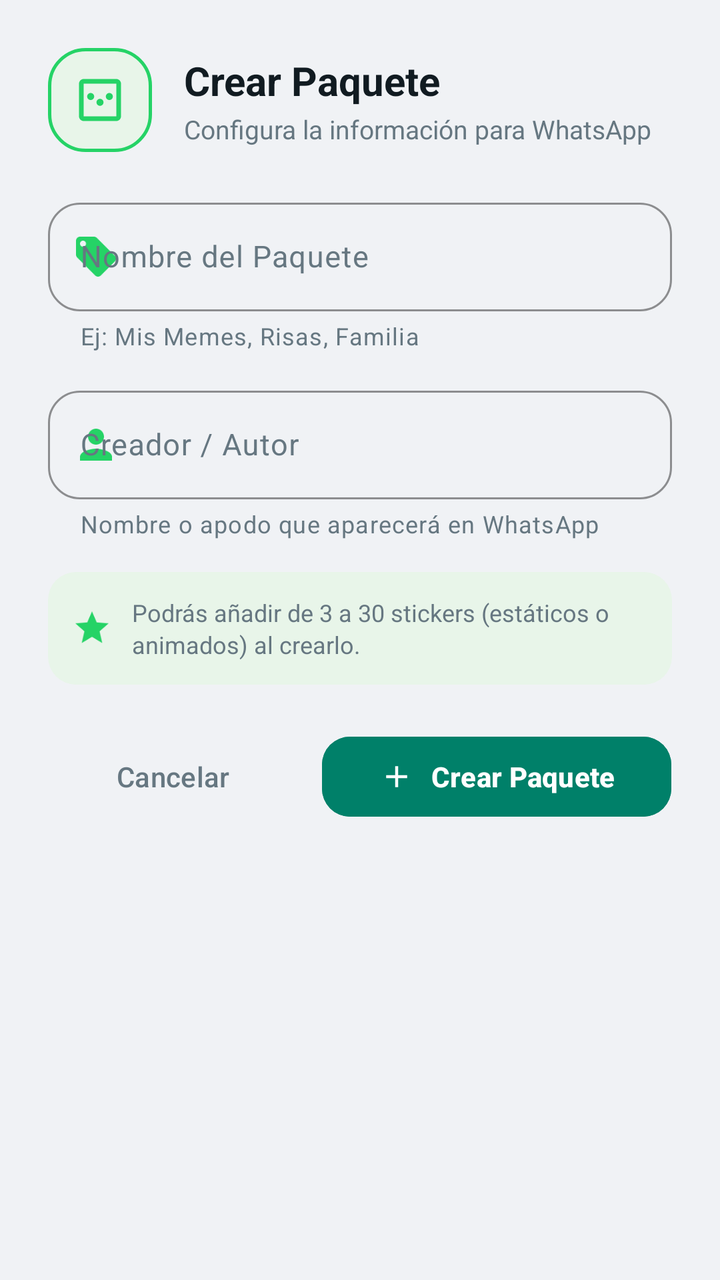
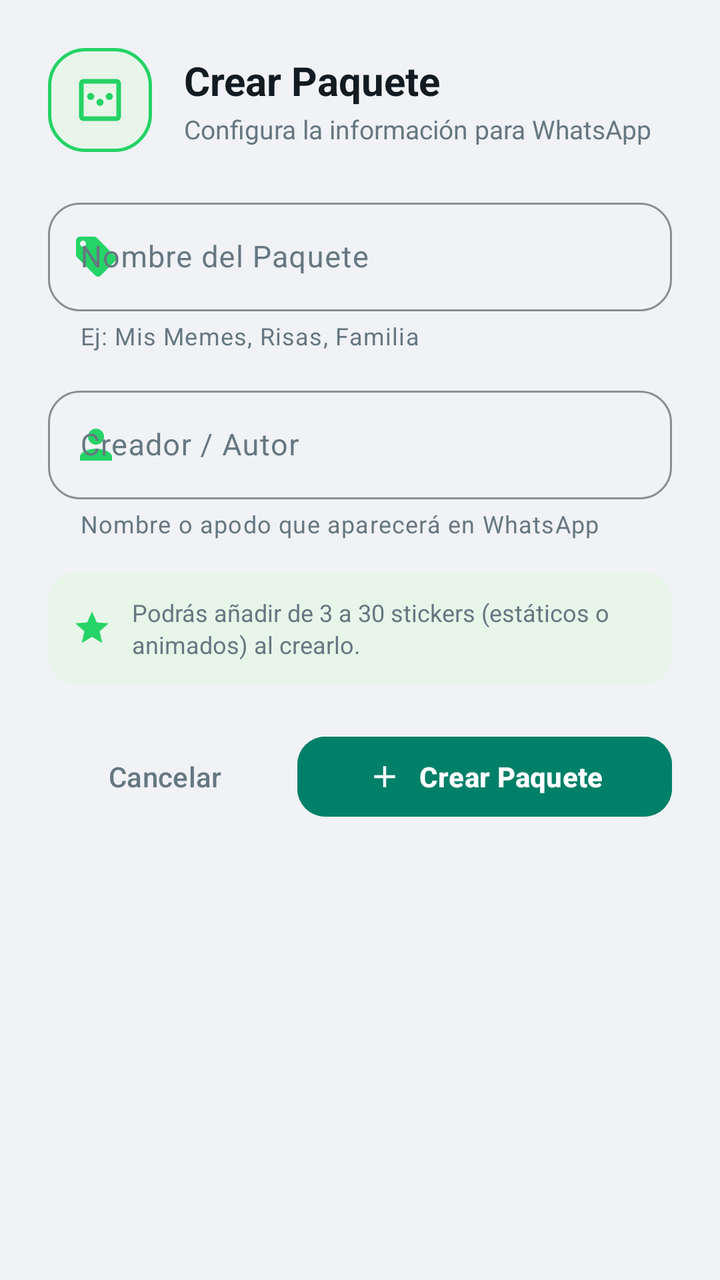

The first picture is an Android layout as it rendered before a commit; the second is the same layout after the commit. The layout source and the unified diff follow.
<!-- AndroidManifest.xml: application theme Theme.WhatsAppStickerMaker -->
<!-- res/layout/dialog_create_pack.xml -->
<?xml version="1.0" encoding="utf-8"?>
<LinearLayout xmlns:android="http://schemas.android.com/apk/res/android"
    xmlns:app="http://schemas.android.com/apk/res-auto"
    android:layout_width="match_parent"
    android:layout_height="wrap_content"
    android:orientation="vertical"
    android:padding="24dp">

    
    <LinearLayout
        android:layout_width="match_parent"
        android:layout_height="wrap_content"
        android:gravity="center_vertical"
        android:orientation="horizontal">

        <ImageView
            android:layout_width="52dp"
            android:layout_height="52dp"
            android:background="@drawable/bg_dialog_icon_squircle"
            android:contentDescription="@null"
            android:padding="12dp"
            android:src="@drawable/ic_sticker_pack"
            app:tint="@color/accent_whatsapp" />

        <LinearLayout
            android:layout_width="0dp"
            android:layout_height="wrap_content"
            android:layout_marginStart="16dp"
            android:layout_weight="1"
            android:orientation="vertical">

            <TextView
                android:layout_width="wrap_content"
                android:layout_height="wrap_content"
                android:text="Crear Paquete"
                android:textColor="@color/text_primary"
                android:textSize="20sp"
                android:textStyle="bold" />

            <TextView
                android:layout_width="wrap_content"
                android:layout_height="wrap_content"
                android:layout_marginTop="2dp"
                android:text="Configura la información para WhatsApp"
                android:textColor="@color/text_secondary"
                android:textSize="13sp" />

        </LinearLayout>

    </LinearLayout>

    
    <com.google.android.material.textfield.TextInputLayout
        android:id="@+id/tilPackName"
        style="@style/Widget.Material3.TextInputLayout.OutlinedBox"
        android:layout_width="match_parent"
        android:layout_height="wrap_content"
        android:layout_marginTop="20dp"
        android:hint="@string/pack_name_hint"
        app:boxCornerRadiusBottomEnd="16dp"
        app:boxCornerRadiusBottomStart="16dp"
        app:boxCornerRadiusTopEnd="16dp"
        app:boxCornerRadiusTopStart="16dp"
        app:boxStrokeColor="@color/accent_whatsapp"
        app:endIconMode="clear_text"
        app:endIconTint="@color/text_secondary"
        app:helperText="Ej: Mis Memes, Risas, Familia"
        app:helperTextTextColor="@color/text_secondary"
        app:hintTextColor="@color/accent_whatsapp"
        app:startIconDrawable="@drawable/ic_tag"
        app:startIconTint="@color/accent_whatsapp">

        <com.google.android.material.textfield.TextInputEditText
            android:id="@+id/etPackName"
            android:layout_width="match_parent"
            android:layout_height="wrap_content"
            android:inputType="textCapSentences"
            android:maxLength="128"
            android:textColor="@color/text_primary"
            android:textSize="15sp" />

    </com.google.android.material.textfield.TextInputLayout>

    
    <com.google.android.material.textfield.TextInputLayout
        android:id="@+id/tilPublisher"
        style="@style/Widget.Material3.TextInputLayout.OutlinedBox"
        android:layout_width="match_parent"
        android:layout_height="wrap_content"
        android:layout_marginTop="14dp"
        android:hint="@string/publisher_hint"
        app:boxCornerRadiusBottomEnd="16dp"
        app:boxCornerRadiusBottomStart="16dp"
        app:boxCornerRadiusTopEnd="16dp"
        app:boxCornerRadiusTopStart="16dp"
        app:boxStrokeColor="@color/accent_whatsapp"
        app:endIconMode="clear_text"
        app:endIconTint="@color/text_secondary"
        app:helperText="Nombre o apodo que aparecerá en WhatsApp"
        app:helperTextTextColor="@color/text_secondary"
        app:hintTextColor="@color/accent_whatsapp"
        app:startIconDrawable="@drawable/ic_person"
        app:startIconTint="@color/accent_whatsapp">

        <com.google.android.material.textfield.TextInputEditText
            android:id="@+id/etPublisher"
            android:layout_width="match_parent"
            android:layout_height="wrap_content"
            android:inputType="textCapWords"
            android:maxLength="128"
            android:textColor="@color/text_primary"
            android:textSize="15sp" />

    </com.google.android.material.textfield.TextInputLayout>

    
    <LinearLayout
        android:layout_width="match_parent"
        android:layout_height="wrap_content"
        android:layout_marginTop="16dp"
        android:background="@drawable/bg_dialog_info_banner"
        android:gravity="center_vertical"
        android:orientation="horizontal"
        android:padding="12dp">

        <ImageView
            android:layout_width="20dp"
            android:layout_height="20dp"
            android:contentDescription="@null"
            android:src="@drawable/ic_star"
            app:tint="@color/accent_whatsapp" />

        <TextView
            android:layout_width="0dp"
            android:layout_height="wrap_content"
            android:layout_marginStart="10dp"
            android:layout_weight="1"
            android:text="Podrás añadir de 3 a 30 stickers (estáticos o animados) al crearlo."
            android:textColor="@color/text_secondary"
            android:textSize="12sp"
            android:lineSpacingExtra="2dp" />

    </LinearLayout>

    
    <LinearLayout
        android:layout_width="match_parent"
        android:layout_height="wrap_content"
        android:layout_marginTop="22dp"
        android:gravity="center_vertical"
        android:orientation="horizontal">

        <com.google.android.material.button.MaterialButton
            android:id="@+id/btnCancel"
            style="@style/Widget.Material3.Button.TextButton"
            android:layout_width="0dp"
            android:layout_height="48dp"
            android:layout_weight="1"
            android:text="@string/cancel"
            android:textColor="@color/text_secondary"
            android:textSize="14sp"
            app:cornerRadius="14dp" />

        <View
            android:layout_width="12dp"
            android:layout_height="1dp" />

        <com.google.android.material.button.MaterialButton
            android:id="@+id/btnCreatePack"
            style="@style/Widget.Material3.Button"
            android:layout_width="0dp"
            android:layout_height="48dp"
            android:layout_weight="1.4"
            android:backgroundTint="@color/btn_whatsapp_bg"
            android:text="Crear Paquete"
            android:textColor="@color/btn_whatsapp_text"
            android:textSize="14sp"
            android:textStyle="bold"
            app:cornerRadius="14dp"
            app:icon="@drawable/ic_add"
            app:iconGravity="textStart"
            app:iconTint="@color/btn_whatsapp_text" />

    </LinearLayout>

</LinearLayout>
<!-- resources referenced by this layout -->
<resources>
  <color name="accent_whatsapp">#25D366</color>
  <color name="btn_whatsapp_bg">#008069</color>
  <color name="btn_whatsapp_text">#FFFFFF</color>
  <color name="text_primary">#111B21</color>
  <color name="text_secondary">#667781</color>
  <!-- drawable bg_dialog_icon_squircle (drawable) -->
  <?xml version="1.0" encoding="utf-8"?>
  <shape xmlns:android="http://schemas.android.com/apk/res/android"
      android:shape="rectangle">
      <corners android:radius="18dp" />
      <solid android:color="@color/tonal_green_bg" />
      <stroke
          android:width="1.5dp"
          android:color="@color/accent_whatsapp" />
  </shape>
  <!-- drawable bg_dialog_info_banner (drawable) -->
  <?xml version="1.0" encoding="utf-8"?>
  <shape xmlns:android="http://schemas.android.com/apk/res/android"
      android:shape="rectangle">
      <corners android:radius="14dp" />
      <solid android:color="@color/tonal_green_bg" />
  </shape>
  <!-- drawable ic_add (drawable) -->
  <vector xmlns:android="http://schemas.android.com/apk/res/android"
      android:width="24dp"
      android:height="24dp"
      android:viewportWidth="24"
      android:viewportHeight="24">
      <path
          android:fillColor="#FFFFFFFF"
          android:pathData="M19,13h-6v6h-2v-6H5v-2h6V5h2v6h6v2z" />
  </vector>
  <!-- drawable ic_person (drawable) -->
  <vector xmlns:android="http://schemas.android.com/apk/res/android"
      android:width="24dp"
      android:height="24dp"
      android:viewportWidth="24"
      android:viewportHeight="24">
      <path
          android:fillColor="#FFFFFFFF"
          android:pathData="M12,12c2.21,0 4,-1.79 4,-4s-1.79,-4 -4,-4 -4,1.79 -4,4 1.79,4 4,4zM12,14c-2.67,0 -8,1.34 -8,4v2h16v-2c0,-2.66 -5.33,-4 -8,-4z" />
  </vector>
  <!-- drawable ic_star (drawable) -->
  <vector xmlns:android="http://schemas.android.com/apk/res/android"
      android:width="24dp"
      android:height="24dp"
      android:viewportWidth="24"
      android:viewportHeight="24">
      <path
          android:fillColor="#FFFFFFFF"
          android:pathData="M12,17.27L18.18,21l-1.64,-7.03L22,9.24l-7.19,-0.61L12,2 9.19,8.63 2,9.24l5.46,4.73L5.82,21z" />
  </vector>
  <!-- drawable ic_tag (drawable) -->
  <vector xmlns:android="http://schemas.android.com/apk/res/android"
      android:width="24dp"
      android:height="24dp"
      android:viewportWidth="24"
      android:viewportHeight="24">
      <path
          android:fillColor="#FFFFFFFF"
          android:pathData="M21.41,11.58l-9,-9C12.05,2.22 11.55,2 11,2H4c-1.1,0 -2,0.9 -2,2v7c0,0.55 0.22,1.05 0.59,1.42l9,9c0.36,0.36 0.86,0.58 1.41,0.58 0.55,0 1.05,-0.22 1.41,-0.59l7,-7c0.37,-0.36 0.59,-0.86 0.59,-1.41 0,-0.55 -0.23,-1.06 -0.59,-1.42zM5.5,7C4.67,7 4,6.33 4,5.5S4.67,4 5.5,4 7,4.67 7,5.5 6.33,7 5.5,7z" />
  </vector>
  <string name="cancel">Cancelar</string>
  <string name="pack_name_hint">Nombre del Paquete</string>
  <string name="publisher_hint">Creador / Autor</string>
  <color name="tonal_green_bg">#E8F5E9</color>
  <color name="primary">#008069</color>
  <color name="primary_dark">#006954</color>
  <color name="white">#FFFFFF</color>
  <color name="background_light">#F0F2F5</color>
  <color name="surface_light">#FFFFFF</color>
  <color name="card_stroke">#E2E8F0</color>
  <style name="ThemeOverlay.WhatsAppStickerMaker.Dialog" parent="ThemeOverlay.Material3.MaterialAlertDialog">
          <item name="colorSurface">@color/surface_light</item>
          <item name="colorOnSurface">@color/text_primary</item>
          <item name="colorOnSurfaceVariant">@color/text_secondary</item>
          <item name="colorPrimary">@color/accent_whatsapp</item>
          <item name="shapeAppearanceCornerExtraLarge">@style/ShapeAppearance.WhatsAppStickerMaker.DialogCorner</item>
      </style>
  <style name="ShapeAppearance.WhatsAppStickerMaker.DialogCorner" parent="ShapeAppearance.Material3.Corner.ExtraLarge">
          <item name="cornerSize">24dp</item>
      </style>
  <!-- unchanged entries left out for length: 2 -->
</resources>

<!-- the commit's change to res/layout/dialog_create_pack.xml (unified diff, before → after) -->
@@ -154,7 +154,8 @@
             android:id="@+id/btnCancel"
             style="@style/Widget.Material3.Button.TextButton"
             android:layout_width="0dp"
-            android:layout_height="48dp"
+            android:layout_height="wrap_content"
+            android:minHeight="48dp"
             android:layout_weight="1"
             android:text="@string/cancel"
             android:textColor="@color/text_secondary"
@@ -162,15 +163,16 @@
             app:cornerRadius="14dp" />
 
         <View
-            android:layout_width="12dp"
+            android:layout_width="8dp"
             android:layout_height="1dp" />
 
         <com.google.android.material.button.MaterialButton
             android:id="@+id/btnCreatePack"
             style="@style/Widget.Material3.Button"
             android:layout_width="0dp"
-            android:layout_height="48dp"
-            android:layout_weight="1.4"
+            android:layout_height="wrap_content"
+            android:minHeight="48dp"
+            android:layout_weight="1.6"
             android:backgroundTint="@color/btn_whatsapp_bg"
             android:text="Crear Paquete"
             android:textColor="@color/btn_whatsapp_text"
